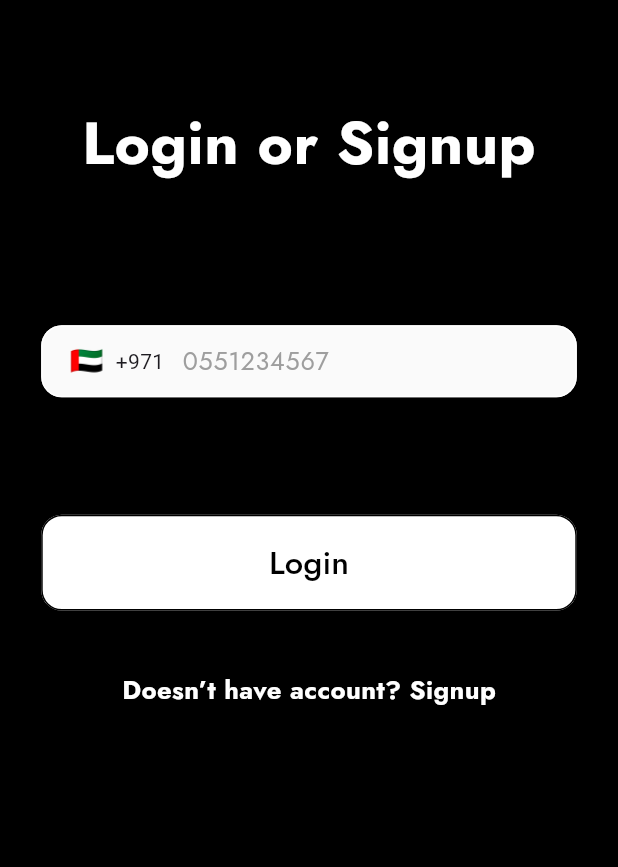
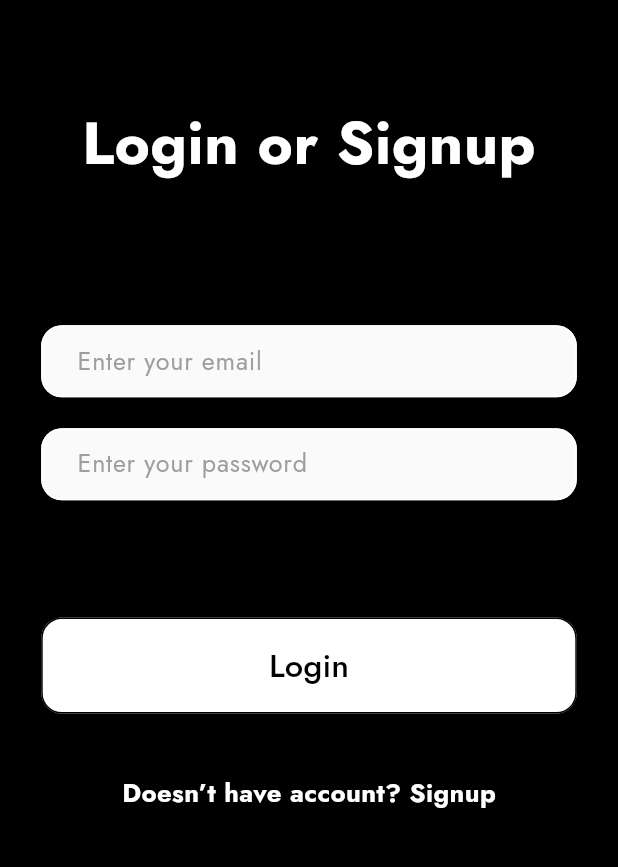
Before and after one commit to Shees-Ali1/reapiroo_firebaseapp, a Flutter app: the screen it shows after launch, after a tap on "Skip", on a phone screen of 412 x 824 dp, the part 301-1168 px from its top. Run offline on Flutter 3.47's test engine with Material 3 defaults, Android fonts, the light colour scheme and no system bars; drawn by our look-alikes of intl_phone_field; our stand-ins replace animated_notch_bottom_bar, audioplayers, chewie, cloud_firestore, firebase_auth, firebase_core and 13 more; missing offline and left inert: audio_wave, flutter_sound, voice_message_package; accounts and stored records are empty; network calls fail; Roboto replaces fonts that are missing (jost); project files that could hold a hidden picture were left out.

Commit message:
hashir saved

```diff
--- a/lib/views/auth/login_view/login_screen.dart
+++ b/lib/views/auth/login_view/login_screen.dart
@@ -75,62 +75,20 @@ class _LoginScreenState extends State<LoginScreen> {
               SizedBox(
                 height: 91.h,
               ),
-          Padding(
-            padding: EdgeInsets.symmetric(horizontal: 24.w),
-            child: IntlPhoneField(
-
-              flagsButtonPadding: EdgeInsets.only(left: 13.w),
-              cursorColor: Colors.black,
-              style: TextStyle(color: Colors.black),
-              showDropdownIcon: false,
-              decoration: InputDecoration(
-                hintText: '0551234567',
-                filled: true,
-                fillColor: Color(0xffFAFAFA),
-                contentPadding: EdgeInsets.symmetric(horizontal: 20),
-                counterText: '',
-                hintStyle: TextStyle(
-                  color: Colors.grey,
-                  fontFamily: 'jost',
-                  fontSize: 14.65.sp,
-                  fontWeight: FontWeight.w400,
-                ),
-                enabledBorder: OutlineInputBorder(
-                  borderRadius: BorderRadius.circular(13.31.r),
-                  borderSide: BorderSide(color: Colors.white),
-                ),
-                focusedBorder: OutlineInputBorder(
-                  borderRadius: BorderRadius.circular(13.31.r),
-                  borderSide: BorderSide(color: Colors.white),
-                ),
-                border: OutlineInputBorder(
-                  borderRadius: BorderRadius.circular(13.31.r),
-                  borderSide: BorderSide(color: Colors.white),
-                ),
-              ),
-              initialCountryCode: 'AE',
-              onChanged: (phone) {
-                try {
-                  debugPrint("Phone number entered: ${phone.completeNumber}");
-                  signupController.phonenumber.text= phone.completeNumber;
-                  debugPrint("Phone number text: ${signupController.phonenumber.text}");
-                } catch (e) {
-                  debugPrint("Error processing phone number: $e");
-                }
-              },
-            ),
-          ),
-
-              // // Email input field
               // Padding(
               //   padding: EdgeInsets.symmetric(horizontal: 24.w),
-              //   child: TextField(
-              //     controller: emailController,
+              //   child: IntlPhoneField(
+              //
+              //     flagsButtonPadding: EdgeInsets.only(left: 13.w),
+              //     cursorColor: Colors.black,
+              //     style: TextStyle(color: Colors.black),
+              //     showDropdownIcon: false,
               //     decoration: InputDecoration(
-              //       hintText: 'Enter your email',
+              //       hintText: '0551234567',
               //       filled: true,
               //       fillColor: Color(0xffFAFAFA),
               //       contentPadding: EdgeInsets.symmetric(horizontal: 20),
+              //       counterText: '',
               //       hintStyle: TextStyle(
               //         color: Colors.grey,
               //         fontFamily: 'jost',
@@ -145,40 +103,82 @@ class _LoginScreenState extends State<LoginScreen> {
               //         borderRadius: BorderRadius.circular(13.31.r),
               //         borderSide: BorderSide(color: Colors.white),
               //       ),
-              //     ),
-              //   ),
-              // ),
-              // SizedBox(
-              //   height: 20.h,
-              // ),
-              // // Password input field
-              // Padding(
-              //   padding: EdgeInsets.symmetric(horizontal: 24.w),
-              //   child: TextField(
-              //     controller: passwordController,
-              //     obscureText: true,
-              //     decoration: InputDecoration(
-              //       hintText: 'Enter your password',
-              //       filled: true,
-              //       fillColor: Color(0xffFAFAFA),
-              //       contentPadding: EdgeInsets.symmetric(horizontal: 20),
-              //       hintStyle: TextStyle(
-              //         color: Colors.grey,
-              //         fontFamily: 'jost',
-              //         fontSize: 14.65.sp,
-              //         fontWeight: FontWeight.w400,
-              //       ),
-              //       enabledBorder: OutlineInputBorder(
-              //         borderRadius: BorderRadius.circular(13.31.r),
-              //         borderSide: BorderSide(color: Colors.white),
-              //       ),
-              //       focusedBorder: OutlineInputBorder(
+              //       border: OutlineInputBorder(
               //         borderRadius: BorderRadius.circular(13.31.r),
               //         borderSide: BorderSide(color: Colors.white),
               //       ),
               //     ),
+              //     initialCountryCode: 'AE',
+              //     onChanged: (phone) {
+              //       try {
+              //         debugPrint("Phone number entered: ${phone.completeNumber}");
+              //         signupController.phonenumber.text= phone.completeNumber;
+              //         debugPrint("Phone number text: ${signupController.phonenumber.text}");
+              //       } catch (e) {
+              //         debugPrint("Error processing phone number: $e");
+              //       }
+              //     },
               //   ),
               // ),
+
+              // Email input field
+              Padding(
+                padding: EdgeInsets.symmetric(horizontal: 24.w),
+                child: TextField(
+                  controller: emailController,
+                  decoration: InputDecoration(
+                    hintText: 'Enter your email',
+                    filled: true,
+                    fillColor: Color(0xffFAFAFA),
+                    contentPadding: EdgeInsets.symmetric(horizontal: 20),
+                    hintStyle: TextStyle(
+                      color: Colors.grey,
+                      fontFamily: 'jost',
+                      fontSize: 14.65.sp,
+                      fontWeight: FontWeight.w400,
+                    ),
+                    enabledBorder: OutlineInputBorder(
+                      borderRadius: BorderRadius.circular(13.31.r),
+                      borderSide: BorderSide(color: Colors.white),
+                    ),
+                    focusedBorder: OutlineInputBorder(
+                      borderRadius: BorderRadius.circular(13.31.r),
+                      borderSide: BorderSide(color: Colors.white),
+                    ),
+                  ),
+                ),
+              ),
+              SizedBox(
+                height: 20.h,
+              ),
+              // Password input field
+              Padding(
+                padding: EdgeInsets.symmetric(horizontal: 24.w),
+                child: TextField(
+                  controller: passwordController,
+                  obscureText: true,
+                  decoration: InputDecoration(
+                    hintText: 'Enter your password',
+                    filled: true,
+                    fillColor: Color(0xffFAFAFA),
+                    contentPadding: EdgeInsets.symmetric(horizontal: 20),
+                    hintStyle: TextStyle(
+                      color: Colors.grey,
+                      fontFamily: 'jost',
+                      fontSize: 14.65.sp,
+                      fontWeight: FontWeight.w400,
+                    ),
+                    enabledBorder: OutlineInputBorder(
+                      borderRadius: BorderRadius.circular(13.31.r),
+                      borderSide: BorderSide(color: Colors.white),
+                    ),
+                    focusedBorder: OutlineInputBorder(
+                      borderRadius: BorderRadius.circular(13.31.r),
+                      borderSide: BorderSide(color: Colors.white),
+                    ),
+                  ),
+                ),
+              ),
               SizedBox(
                 height: 76.h,
               ),
@@ -187,10 +187,21 @@ class _LoginScreenState extends State<LoginScreen> {
                 child: CustomElevatedButton(
                   text: 'Login',
                   textColor: AppColors.primary,
-                  onPressed: () {
-                    signupController.sendOTP(signupController.phonenumber.text,signupController.userRole.value);
-                  },
-                  backgroundColor: AppColors.secondary, // Custom background color
+                  onPressed: () async {
+                    // Perform login with email and password
+                    bool isLoggedIn = await signupController.loginWithEmailPassword(
+                      emailController.text,
+                      passwordController.text,
+                    );
+
+                    if (isLoggedIn) {
+                      // Navigate to the RoleScreen if login is successful
+                      Get.to(() => AppNavBar(userRole: '',)); // Use Get.to() for navigation with GetX
+                    } else {
+                      // Handle failed login (show an error message or something)
+                      print('Login failed');
+                    }
+                  },                  backgroundColor: AppColors.secondary, // Custom background color
                 ),
               ),
               SizedBox(
```
